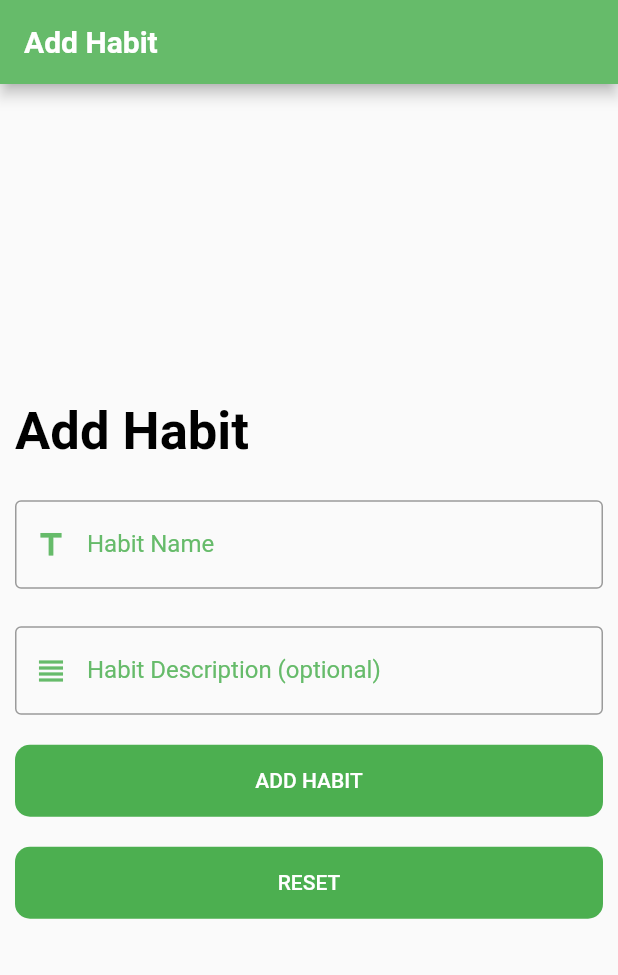
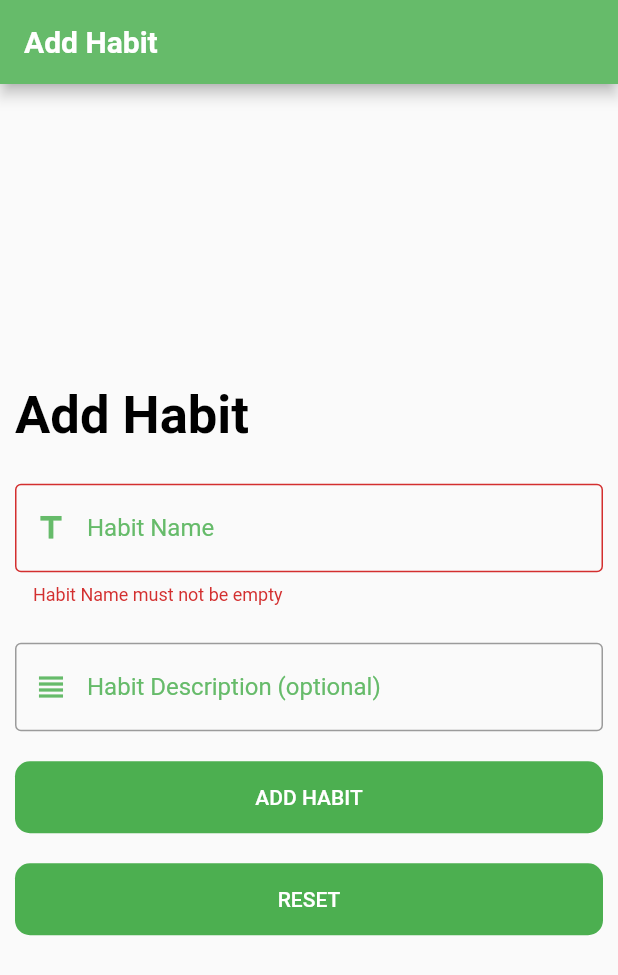
Before and after one commit to mahmoudnader150/habit_tracker, a Flutter app: the AddHabitScreen screen opened directly, after a tap on "ADD HABIT", on a phone screen of 412 x 824 dp. Shown: the top 975 px of the screen. Run offline on Flutter 3.47's test engine with Material 2 defaults, Android fonts, the phone set to English and light mode, and no system bars; our stand-ins replace bloc, flutter_bloc, flutter_heatmap_calendar, fluttertoast, hexcolor, sqflite; accounts and stored records are empty; statements that could not run were skipped.

Commit message:
add habits ui and link with Database

```diff
--- a/lib/cubit/app_cubit.dart
+++ b/lib/cubit/app_cubit.dart
@@ -50,10 +50,12 @@ class  AppCubit extends Cubit<AppStates>{
     emit(AppChangeBottomNavBarState());
   }
 
+  List<Map<String, dynamic>> habits = [];
+
   late Database database;
   void createDatabase() async {
     openDatabase(
-      'todo.db',
+      'habit.db',
       version: 1,
       onCreate: (database, version) {
         print('database created');
@@ -92,7 +94,7 @@ class  AppCubit extends Cubit<AppStates>{
     await database.transaction((txn) {
       txn
           .rawInsert(
-        'INSERT INTO habits(email, username, password) VALUES("$email", "$username", "$password")',
+        'INSERT INTO users(email, username, password) VALUES("$email", "$username", "$password")',
       ).then((value) {
         print('$value inserted successfully');
         emit(AppInsertDatabaseState());
--- a/lib/modules/add_habit_screen.dart
+++ b/lib/modules/add_habit_screen.dart
@@ -32,6 +32,7 @@ class AddHabitScreen extends StatelessWidget {
               child: Padding(
                 padding: const EdgeInsets.all(10.0),
                 child: Form(
+                  key: formKey,
                   child: Column(
                     mainAxisAlignment: MainAxisAlignment.center,
                     crossAxisAlignment: CrossAxisAlignment.start,
@@ -65,9 +66,24 @@ class AddHabitScreen extends StatelessWidget {
                           prefix: Icons.view_headline_sharp
                       ),
                       SizedBox(height: 20,),
-                      defaultButton(function: (){
+                      defaultButton(function: ()async{
+                          if(formKey.currentState!.validate()) {
+                             AppCubit.get(context).insertHabitsToDatabase(
+                                 habitName: habitNameController.text,
+                                 habitDescription: habitDescController.text,
+                                 email: AppCubit.get(context).email
+                             );
 
-
+                             final query = 'SELECT * FROM habits WHERE user_email = ?';
+                             AppCubit.get(context).database;
+                             final List<Map<String, dynamic>> rows =  await AppCubit.get(context).database.rawQuery(query, [ '${AppCubit.get(context).email}']);
+                             if (rows.isNotEmpty) {
+                               AppCubit.get(context).habits = rows;
+                               showToast(text: "habit exists");
+                             } else {
+                               showToast(text: "habit not exists");
+                             }
+                          }
                       }, text: "Add Habit"),
                       SizedBox(height: 20,),
                       defaultButton(function: (){
--- a/lib/modules/progress_screen.dart
+++ b/lib/modules/progress_screen.dart
@@ -158,9 +158,9 @@ class ProgressScreen extends StatelessWidget {
                       ListView.separated(
                         physics: NeverScrollableScrollPhysics(),
                         shrinkWrap: true,
-                        itemBuilder: (context,index)=>buildHabitItem(Habit(name: "name", description: "description", userEmail: "userEmail",done: true)),
+                        itemBuilder: (context,index)=>buildHabitItem(AppCubit.get(context).habits[index]),
                         separatorBuilder: (context,index)=>SizedBox(height: 20,),
-                        itemCount:  7,
+                        itemCount:  AppCubit.get(context).habits.length,
                       )
                     ],
                   ),
@@ -172,16 +172,15 @@ class ProgressScreen extends StatelessWidget {
     );
   }
 
-  Widget buildHabitItem(Habit habit){
+  Widget buildHabitItem(Map<String, dynamic> habit){
     return Material(
       elevation: 3,
-      shadowColor: habit.done?Colors.grey:Colors.green,
+      shadowColor: !(habit['done']!=null||habit['done']!=false)?Colors.grey:Colors.green,
       shape: RoundedRectangleBorder(
         borderRadius: BorderRadius.circular(16.0), // Customize the border radius
       ),
-      color: habit.done?Colors.green[400]:Colors.white,
+      color: !(habit['done']!=null||habit['done']!=false)?Colors.green[400]:Colors.white,
       child: Container(
-
         child: Row(
           children: [
             Padding(
@@ -190,7 +189,7 @@ class ProgressScreen extends StatelessWidget {
                 crossAxisAlignment: CrossAxisAlignment.start,
                 children: [
                   Text(
-                      habit.name,
+                     habit['name'],
                      style: TextStyle(
                        fontWeight: FontWeight.bold,
                        fontSize: 20,
@@ -199,7 +198,7 @@ class ProgressScreen extends StatelessWidget {
                   ),
                   SizedBox(height: 5,),
                   Text(
-                    habit.description,
+                    habit['description'],
                     style: TextStyle(
                         fontWeight: FontWeight.bold,
                         fontSize: 15,
```
Also changed, not shown: lib/modules/show_habits_screen.dart (+22 -2 lines).
